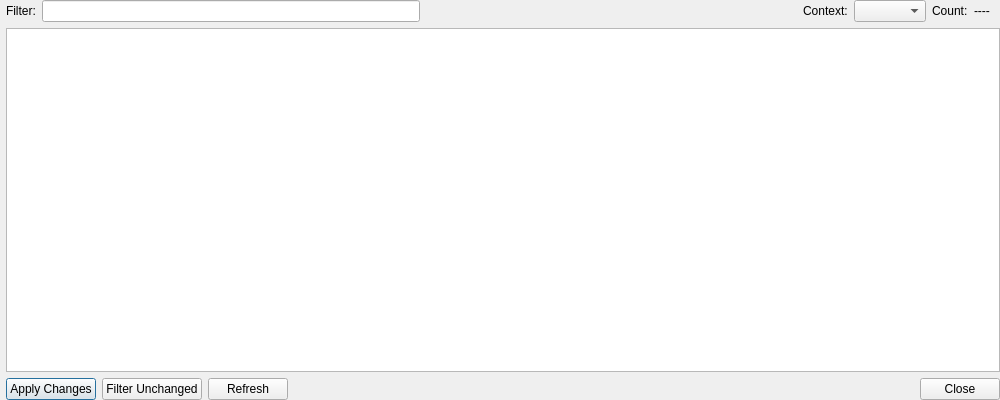
First picture: the form in src/Form_Files/ReplacementPreviewPlus.ui, repository 3tic-project/Sigil-Enhanced, before the edit.
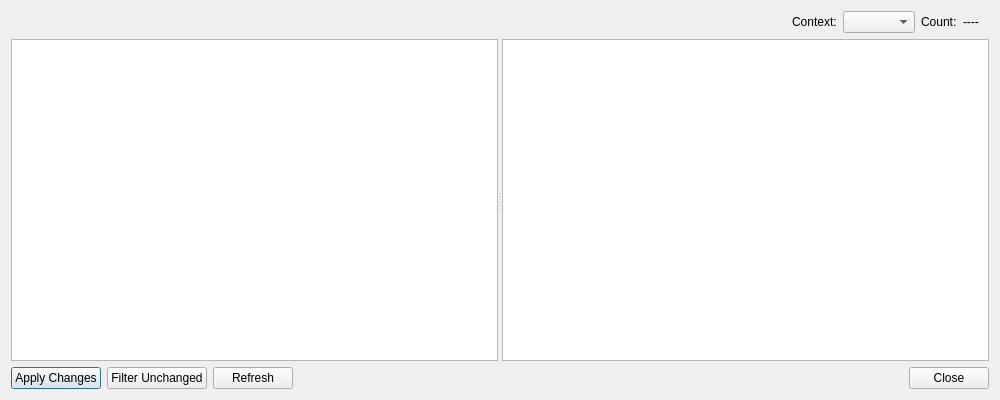
Second picture: the form after the edit.

What changed in the file:
```diff
--- a/src/Form_Files/ReplacementPreviewPlus.ui
+++ b/src/Form_Files/ReplacementPreviewPlus.ui
@@ -14,30 +14,8 @@
    <string>Replacements (Delete Unwanted Replacements)</string>
   </property>
   <layout class="QVBoxLayout" name="verticalLayout">
-   <property name="leftMargin">
-    <number>6</number>
-   </property>
-   <property name="topMargin">
-    <number>0</number>
-   </property>
-   <property name="rightMargin">
-    <number>0</number>
-   </property>
-   <property name="bottomMargin">
-    <number>0</number>
-   </property>
    <item>
-    <layout class="QHBoxLayout" name="horizontalLayout" stretch="0,0,0,0,0,0,0">
-     <item>
-      <widget class="QLabel" name="label">
-       <property name="text">
-        <string>Filter:</string>
-       </property>
-      </widget>
-     </item>
-     <item>
-      <widget class="QLineEdit" name="leFilter"/>
-     </item>
+    <layout class="QHBoxLayout" name="horizontalLayout" stretch="0,0,0,0,0">
      <item>
       <spacer name="horizontalSpacer1">
        <property name="orientation">
@@ -97,38 +75,32 @@
     </layout>
    </item>
    <item>
-    <widget class="QTreeView" name="PreviewTree">
+    <widget class="QSplitter" name="diffSpliter">
      <property name="sizePolicy">
       <sizepolicy hsizetype="Expanding" vsizetype="Expanding">
        <horstretch>0</horstretch>
        <verstretch>0</verstretch>
       </sizepolicy>
      </property>
-     <property name="toolTip">
-      <string>Delete unwanted replacements from the table.
-       Warning: Once replacements are applied, no &quot;undo&quot; is possible.</string>
+     <property name="orientation">
+      <enum>Qt::Horizontal</enum>
      </property>
-     <property name="editTriggers">
-      <set>QAbstractItemView::NoEditTriggers</set>
-     </property>
-     <property name="showDropIndicator" stdset="0">
+     <widget class="QPlainTextEdit" name="leftTextEdit">
+      <property name="undoRedoEnabled">
       <bool>false</bool>
      </property>
-     <property name="alternatingRowColors">
+      <property name="readOnly">
       <bool>true</bool>
      </property>
-     <property name="selectionMode">
-      <enum>QAbstractItemView::ContiguousSelection</enum>
-     </property>
-     <property name="uniformRowHeights">
+      <property name="textInteractionFlags">
+       <set>Qt::NoTextInteraction</set>
+      </property>
+     </widget>
+     <widget class="QPlainTextEdit" name="rightTextEdit">
+      <property name="readOnly">
       <bool>true</bool>
      </property>
-     <property name="sortingEnabled">
-      <bool>false</bool>
-     </property>
-     <property name="expandsOnDoubleClick">
-      <bool>false</bool>
-     </property>
+     </widget>
     </widget>
    </item>
    <item>
```
Lines whose indentation alone changed are shown as unchanged.
